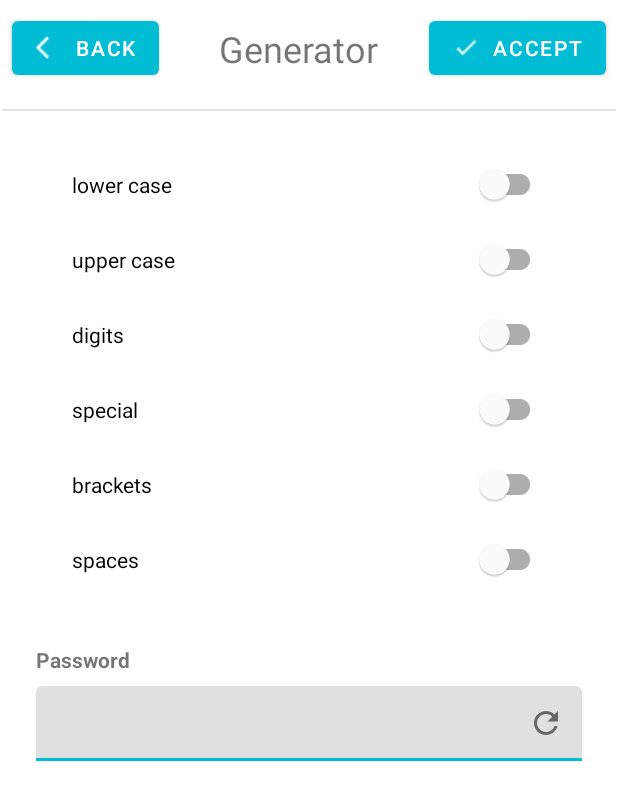
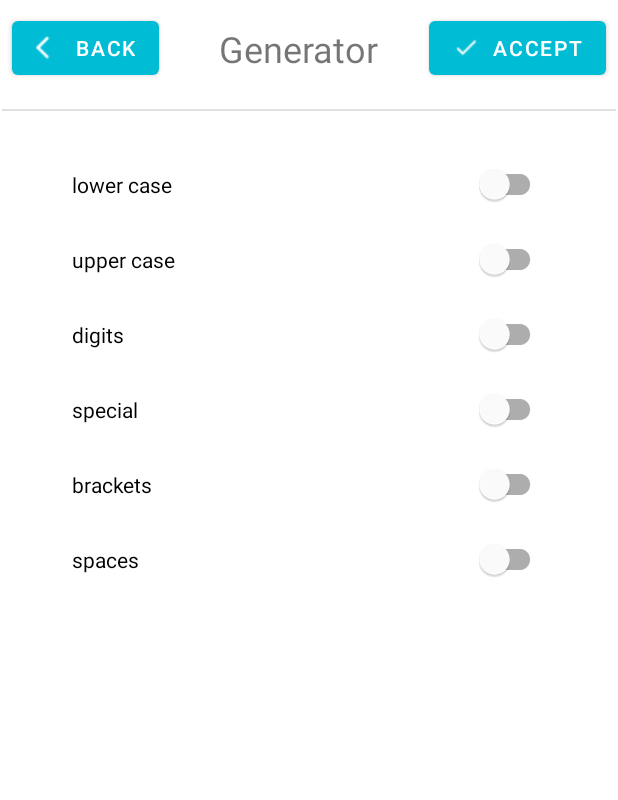
Before and after one commit to adimaris/PasswordManager, an Android app: the PassGeneratorActivity screen opened directly, with no data from a screen before it, on a phone screen of 412 x 824 dp. Shown: the top 800 px of the screen. Run offline under Robolectric (Android 15) with nearby library versions, the phone set to English and light mode, and no system bars; 2 statements that could not run were skipped.

Commit message:
Many miscellaneous changes:
- changed the size of the bullet_point.xml shape and condensed space in list_item.xml
- corrected ids in activity_add_pass.xml and activity_pass_generator.xml
- AddPassActivity now starts the PassGeneratorActivity with intent
- PassListActivity - added SnackBar that shows when something has been added to the list successfully

```diff
--- a/app/src/main/java/com/alexanderdimaris/passwordmanager/view/AddPassActivity.java
+++ b/app/src/main/java/com/alexanderdimaris/passwordmanager/view/AddPassActivity.java
@@ -44,13 +44,12 @@ public class AddPassActivity extends AppCompatActivity {
             @Override
             public void onClick(View v) {
                 Intent intent = new Intent(getApplicationContext(), PassGeneratorActivity.class);
-                startActivity(intent);
+                startActivityForResult(intent, 2);
             }
         });
     }
 
     public void save(View v) {
-
         String title = etTitle.getText().toString();
         String username = etUsername.getText().toString();
         String password = etPassword.getText().toString();
@@ -60,7 +59,6 @@ public class AddPassActivity extends AppCompatActivity {
             Toast.makeText(this, "One of the required fields were left blank", Toast.LENGTH_LONG).show();
         } else {
             PassObj passObj = new PassObj(-1, title, username, password, comments);
-            Toast.makeText(this, passObj.prettyPrint(), Toast.LENGTH_SHORT).show();
             Intent resultIntent = new Intent();
             resultIntent.putExtra("passObj", passObj);
             setResult(2, resultIntent);
--- a/app/src/main/java/com/alexanderdimaris/passwordmanager/view/PassGeneratorActivity.java
+++ b/app/src/main/java/com/alexanderdimaris/passwordmanager/view/PassGeneratorActivity.java
@@ -2,15 +2,51 @@ package com.alexanderdimaris.passwordmanager.view;
 
 import androidx.appcompat.app.AppCompatActivity;
 
+import android.content.Intent;
 import android.os.Bundle;
+import android.view.View;
 
 import com.alexanderdimaris.passwordmanager.R;
+import com.google.android.material.button.MaterialButton;
+import com.google.android.material.switchmaterial.SwitchMaterial;
+import com.google.android.material.textfield.TextInputLayout;
 
 public class PassGeneratorActivity extends AppCompatActivity {
+
+    private SwitchMaterial mLowerCase;
+    private SwitchMaterial mUpperCase;
+    private SwitchMaterial mDigits;
+    private SwitchMaterial mSpecial;
+    private SwitchMaterial mBrackets;
+    private SwitchMaterial mSpaces;
+
+    private MaterialButton btSave;
+    private TextInputLayout mTextInputLayout;
 
     @Override
     protected void onCreate(Bundle savedInstanceState) {
         super.onCreate(savedInstanceState);
         setContentView(R.layout.activity_pass_generator);
+
+        mLowerCase = findViewById(R.id.activity_pass_generator_sw_lower_case);
+        mUpperCase = findViewById(R.id.activity_pass_generator_sw_upper_case);
+        mDigits = findViewById(R.id.activity_pass_generator_sw_digits);
+        mSpecial = findViewById(R.id.activity_pass_generator_sw_special);
+        mBrackets = findViewById(R.id.activity_pass_generator_sw_brackets);
+        mSpaces = findViewById(R.id.activity_pass_generator_sw_spaces);
+
+        btSave = findViewById(R.id.activity_pass_generator_bt_accept);
+
+        mTextInputLayout = findViewById(R.id.activity_pass_generator_til_password);
+        mTextInputLayout.setEndIconOnClickListener(new View.OnClickListener() {
+            @Override
+            public void onClick(View v) {
+                generatePassword(btSave);
+            }
+        });
+    }
+
+    public void generatePassword(View v) {
+
     }
 }
--- a/app/src/main/res/drawable/bullet_point.xml
+++ b/app/src/main/res/drawable/bullet_point.xml
@@ -5,7 +5,7 @@
 
     <solid android:color="#ff5177"/>
 
-    <size android:width="32dp"
-        android:height="32dp"/>
+    <size android:width="8dp"
+        android:height="8dp"/>
 
 </shape>
--- a/app/src/main/res/layout/activity_add_pass.xml
+++ b/app/src/main/res/layout/activity_add_pass.xml
@@ -44,7 +44,7 @@
         app:layout_constraintTop_toTopOf="parent" />
 
     <View
-        android:id="@+id/activity_add_pass_divider"
+        android:id="@+id/activity_pass_generator_divider"
         android:layout_width="409dp"
         android:layout_height="1dp"
         android:layout_marginTop="24dp"
@@ -64,7 +64,7 @@
         android:rowCount="3"
         app:layout_constraintEnd_toEndOf="parent"
         app:layout_constraintStart_toStartOf="parent"
-        app:layout_constraintTop_toBottomOf="@+id/activity_add_pass_divider">
+        app:layout_constraintTop_toBottomOf="@+id/activity_pass_generator_divider">
 
 
         <com.google.android.material.textview.MaterialTextView
--- a/app/src/main/res/layout/activity_pass_generator.xml
+++ b/app/src/main/res/layout/activity_pass_generator.xml
@@ -3,12 +3,13 @@
     xmlns:android="http://schemas.android.com/apk/res/android"
     xmlns:app="http://schemas.android.com/apk/res-auto"
     xmlns:tools="http://schemas.android.com/tools"
+    android:id="@+id/activity_pass_generator_cl"
     android:layout_width="match_parent"
     android:layout_height="match_parent"
     tools:context=".view.PassGeneratorActivity">
 
     <com.google.android.material.button.MaterialButton
-        android:id="@+id/materialButton4"
+        android:id="@+id/activity_pass_generator_bt_back"
         android:layout_width="wrap_content"
         android:layout_height="wrap_content"
         android:layout_marginStart="8dp"
@@ -19,18 +20,18 @@
         app:layout_constraintTop_toTopOf="parent" />
 
     <com.google.android.material.textview.MaterialTextView
-        android:id="@+id/materialTextView3"
+        android:id="@+id/activity_pass_generator_tv_generator"
         android:layout_width="wrap_content"
         android:layout_height="wrap_content"
         android:layout_marginTop="16dp"
         android:text=" Generator"
         android:textSize="24sp"
-        app:layout_constraintEnd_toStartOf="@+id/materialButton3"
-        app:layout_constraintStart_toEndOf="@+id/materialButton4"
+        app:layout_constraintEnd_toStartOf="@+id/activity_pass_generator_bt_accept"
+        app:layout_constraintStart_toEndOf="@+id/activity_pass_generator_bt_back"
         app:layout_constraintTop_toTopOf="parent" />
 
     <com.google.android.material.button.MaterialButton
-        android:id="@+id/materialButton3"
+        android:id="@+id/activity_pass_generator_bt_accept"
         android:layout_width="wrap_content"
         android:layout_height="wrap_content"
         android:layout_marginTop="8dp"
@@ -41,17 +42,17 @@
         app:layout_constraintTop_toTopOf="parent" />
 
     <View
-        android:id="@+id/activity_add_pass_divider"
+        android:id="@+id/activity_pass_generator_divider"
         android:layout_width="409dp"
         android:layout_height="1dp"
         android:layout_marginTop="24dp"
         android:background="?android:attr/listDivider"
         app:layout_constraintEnd_toEndOf="parent"
         app:layout_constraintStart_toStartOf="parent"
-        app:layout_constraintTop_toBottomOf="@+id/materialTextView3" />
+        app:layout_constraintTop_toBottomOf="@+id/activity_pass_generator_tv_generator" />
 
     <GridLayout
-        android:id="@+id/gridLayout"
+        android:id="@+id/activity_pass_generator_gl"
         android:layout_width="0dp"
         android:layout_height="300dp"
         android:layout_marginStart="24dp"
@@ -61,87 +62,61 @@
         android:rowCount="6"
         app:layout_constraintEnd_toEndOf="parent"
         app:layout_constraintStart_toStartOf="parent"
-        app:layout_constraintTop_toBottomOf="@+id/activity_add_pass_divider">
+        app:layout_constraintTop_toBottomOf="@+id/activity_pass_generator_divider">
 
         <com.google.android.material.switchmaterial.SwitchMaterial
+            android:id="@+id/activity_pass_generator_sw_lower_case"
             android:layout_width="match_parent"
+            android:layout_row="0"
+            android:layout_rowWeight="1"
             android:paddingLeft="24dp"
             android:paddingRight="24dp"
-            android:layout_row="0"
-            android:layout_rowWeight="1"
             android:text="lower case" />
 
         <com.google.android.material.switchmaterial.SwitchMaterial
+            android:id="@+id/activity_pass_generator_sw_upper_case"
             android:layout_width="match_parent"
+            android:layout_row="1"
+            android:layout_rowWeight="1"
             android:paddingLeft="24dp"
             android:paddingRight="24dp"
-            android:layout_row="1"
-            android:layout_rowWeight="1"
             android:text="upper case" />
 
         <com.google.android.material.switchmaterial.SwitchMaterial
+            android:id="@+id/activity_pass_generator_sw_digits"
             android:layout_width="match_parent"
+            android:layout_row="2"
+            android:layout_rowWeight="1"
             android:paddingLeft="24dp"
             android:paddingRight="24dp"
-            android:layout_row="2"
-            android:layout_rowWeight="1"
             android:text="digits" />
 
         <com.google.android.material.switchmaterial.SwitchMaterial
+            android:id="@+id/activity_pass_generator_sw_special"
             android:layout_width="match_parent"
+            android:layout_row="3"
+            android:layout_rowWeight="1"
             android:paddingLeft="24dp"
             android:paddingRight="24dp"
-            android:layout_row="3"
-            android:layout_rowWeight="1"
             android:text="special" />
 
         <com.google.android.material.switchmaterial.SwitchMaterial
+            android:id="@+id/activity_pass_generator_sw_brackets"
             android:layout_width="match_parent"
+            android:layout_row="4"
+            android:layout_rowWeight="1"
             android:paddingLeft="24dp"
             android:paddingRight="24dp"
-            android:layout_row="4"
-            android:layout_rowWeight="1"
             android:text="brackets" />
 
         <com.google.android.material.switchmaterial.SwitchMaterial
+            android:id="@+id/activity_pass_generator_sw_spaces"
             android:layout_width="match_parent"
+            android:layout_row="5"
+            android:layout_rowWeight="1"
             android:paddingLeft="24dp"
             android:paddingRight="24dp"
-            android:layout_row="5"
-            android:layout_rowWeight="1"
             android:text="spaces" />
     </GridLayout>
 
-    <com.google.android.material.textview.MaterialTextView
-        android:id="@+id/materialTextView4"
-        android:layout_width="wrap_content"
-        android:layout_height="wrap_content"
-        android:layout_marginStart="24dp"
-        android:layout_marginTop="32dp"
-        android:text="Password"
-        android:textStyle="bold"
-        app:layout_constraintStart_toStartOf="parent"
-        app:layout_constraintTop_toBottomOf="@+id/gridLayout" />
-
-
-    <com.google.android.material.textfield.TextInputLayout
-        android:layout_width="0dp"
-        android:layout_height="50dp"
-        android:layout_marginStart="24dp"
-        android:layout_marginTop="8dp"
-        android:layout_marginEnd="24dp"
-        android:outlineAmbientShadowColor="@color/colorPrimary"
-        app:layout_constraintEnd_toEndOf="parent"
-        app:layout_constraintStart_toStartOf="parent"
-        app:layout_constraintTop_toBottomOf="@+id/materialTextView4"
-        app:endIconMode="custom"
-        app:endIconDrawable="@drawable/ic_baseline_refresh_24">
-
-        <com.google.android.material.textfield.TextInputEditText
-            android:layout_width="match_parent"
-            android:layout_height="match_parent" />
-    </com.google.android.material.textfield.TextInputLayout>
-
-
-
 </androidx.constraintlayout.widget.ConstraintLayout>
--- a/build.gradle
+++ b/build.gradle
@@ -5,7 +5,7 @@ buildscript {
         jcenter()
     }
     dependencies {
-        classpath "com.android.tools.build:gradle:4.0.0"
+        classpath 'com.android.tools.build:gradle:4.0.1'
 
         // NOTE: Do not place your application dependencies here; they belong
         // in the individual module build.gradle files
```
Also changed, not shown: app/src/main/java/com/alexanderdimaris/passwordmanager/view/PassListActivity.java (+16 -8 lines), app/src/main/res/layout/list_item.xml (+5 -5 lines).
